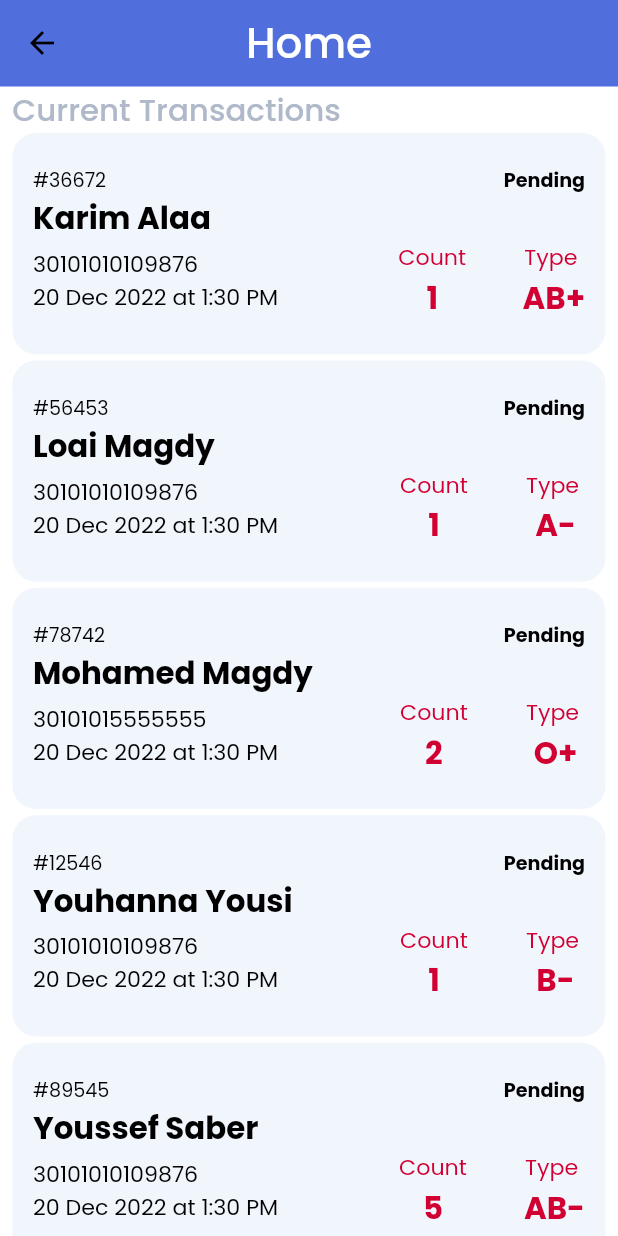
After one commit to muhmagdy/Bloodify, a Flutter app: the InstitutionHome screen opened directly, on a phone screen of 412 x 824 dp. The commit adds this screen. Run offline on Flutter 3.47's test engine with Material 2 defaults, Android fonts, the phone set to English and light mode, and no system bars; our stand-ins replace bloc, conditional_builder_null_safety, dio, flutter_bloc, fluttertoast, geolocator and 4 more; accounts and stored records are empty.

Commit message:
added institution home screen

```diff
--- a/bloodify_front_end/lib/main.dart
+++ b/bloodify_front_end/lib/main.dart
@@ -2,10 +2,12 @@ import 'package:bloc/bloc.dart';
 import 'package:bloodify_front_end/layout/start_layout.dart';
 import 'package:bloodify_front_end/modules/login_UI/User_login/userLogin.dart';
 import 'package:bloodify_front_end/modules/login_UI/institution_login/institutionLogin.dart';
+import 'package:bloodify_front_end/modules/navbar/institution_navbar.dart';
 import 'package:bloodify_front_end/shared/bloc_observer.dart';
 import 'package:bloodify_front_end/shared/network/local/cach_helper.dart';
 import 'package:bloodify_front_end/shared/network/remote/dio_helper.dart';
 import 'package:bloodify_front_end/shared/styles/themes.dart';
+import 'package:flutter/foundation.dart';
 import 'package:flutter/material.dart';
 import 'package:flutter_bloc/flutter_bloc.dart';
 
@@ -39,6 +41,9 @@ class MyApp extends StatelessWidget {
   // This widget is the root of your application.
   @override
   Widget build(BuildContext context) {
+    if (kDebugMode) {
+      return MaterialApp(debugShowCheckedModeBanner: false, home: InstNavBar());
+    }
     return MultiBlocProvider(
         providers: [
           BlocProvider(create: (context) => SignUpCubit()),
--- /dev/null
+++ b/bloodify_front_end/lib/models/transaction.dart
@@ -0,0 +1,12 @@
+class Transaction {
+  int id;
+  String name;
+  String nationalID;
+  DateTime dateTime;
+  int count;
+  String bloodType;
+  String status;
+
+  Transaction(this.id, this.name, this.nationalID, this.dateTime, this.count,
+      this.bloodType, this.status);
+}
--- /dev/null
+++ b/bloodify_front_end/lib/modules/home_UI/institution_home/instHome.dart
@@ -0,0 +1,83 @@
+import 'package:bloodify_front_end/models/transaction.dart';
+import 'package:bloodify_front_end/modules/home_UI/institution_home/widgets/transactionTile.dart';
+import 'package:bloodify_front_end/shared/Constatnt/fonts.dart';
+import 'package:flutter/material.dart';
+
+import '../../../shared/Constatnt/colors.dart';
+
+class InstitutionHome extends StatefulWidget {
+  @override
+  State<InstitutionHome> createState() => _InstitutionHome();
+}
+
+class _InstitutionHome extends State<InstitutionHome> {
+  @override
+  Widget build(BuildContext context) {
+    final isCurrent = true;
+    final transactions = [
+      Transaction(36672, "Karim Alaa", "30101010109876",
+          DateTime(2022, 12, 20, 13, 30), 1, "AB+", "Pending"),
+      Transaction(56453, "Loai Magdy", "30101010109876",
+          DateTime(2022, 12, 20, 13, 30), 1, "A-", "Pending"),
+      Transaction(78742, "Mohamed Magdy", "30101015555555",
+          DateTime(2022, 12, 20, 13, 30), 2, "O+", "Pending"),
+      Transaction(12546, "Youhanna Yousi", "30101010109876",
+          DateTime(2022, 12, 20, 13, 30), 1, "B-", "Pending"),
+      Transaction(89545, "Youssef Saber", "30101010109876",
+          DateTime(2022, 12, 20, 13, 30), 5, "AB-", "Pending"),
+      Transaction(12584, "Youssef Magdy", "30101010109876",
+          DateTime(2022, 12, 20, 13, 30), 2, "B+", "Pending"),
+      Transaction(79846, "Someone Else", "30101010109876",
+          DateTime(2022, 12, 20, 13, 30), 3, "O-", "Pending"),
+    ];
+    final transaction = Transaction(36672, "Karim Alaa", "30101010109876",
+        DateTime(2022, 12, 20, 13, 30), 2, "AB+", "Pending");
+    final double width = MediaQuery.of(context).size.width;
+    final height = MediaQuery.of(context).size.height;
+    return Container(
+        color: blue,
+        child: SafeArea(
+            child: Scaffold(
+          appBar: AppBar(
+            toolbarHeight: 0.07 * height,
+            backgroundColor: blue,
+            centerTitle: true,
+            title: Text(
+              "Home",
+              style: AppHeaderStyle(height, Colors.white),
+            ),
+          ),
+          body: Container(
+            padding: EdgeInsets.only(left: 0.02 * width, right: 0.02 * width),
+            child: RefreshIndicator(
+                triggerMode: RefreshIndicatorTriggerMode.anywhere,
+                color: blue,
+                onRefresh: _pullRefresh,
+                child: ListView(
+                  physics: const ClampingScrollPhysics(
+                      parent: AlwaysScrollableScrollPhysics()),
+                  children: [
+                    Text(
+                      isCurrent
+                          ? "Current Transactions"
+                          : "Previous Transactions",
+                      style: HeadingStyle(height, grey),
+                    ),
+                    // TransactionTile(transaction)
+                    ListView.builder(
+                        physics: const NeverScrollableScrollPhysics(),
+                        shrinkWrap: true,
+                        itemCount: transactions.length,
+                        itemBuilder: (context, index) =>
+                            TransactionTile(transactions[index])),
+                    Container(height: 0.03 * height)
+                  ],
+                )),
+          ),
+        )));
+  }
+
+  Future<void> _pullRefresh() async {
+    setState(() {});
+  }
+}
--- /dev/null
+++ b/bloodify_front_end/lib/modules/home_UI/institution_home/widgets/transactionTile.dart
@@ -0,0 +1,142 @@
+import 'package:bloodify_front_end/models/transaction.dart';
+import 'package:bloodify_front_end/modules/institution/postTransaction.dart';
+import 'package:bloodify_front_end/shared/Constatnt/colors.dart';
+import 'package:bloodify_front_end/shared/Constatnt/fonts.dart';
+import 'package:bloodify_front_end/shared/styles/container.dart';
+import 'package:flutter/material.dart';
+import 'package:intl/intl.dart';
+
+class TransactionTile extends StatefulWidget {
+  final Transaction transaction;
+  const TransactionTile(this.transaction, {super.key});
+
+  @override
+  createState() => _TransactionTile(transaction);
+}
+
+class _TransactionTile extends State<TransactionTile>
+    with TickerProviderStateMixin {
+  late final AnimationController _controller = AnimationController(
+    duration: const Duration(seconds: 10),
+    vsync: this,
+  )..repeat();
+  late final Animation<double> _animation = CurvedAnimation(
+    parent: _controller,
+    curve: Curves.fastOutSlowIn,
+  );
+
+  @override
+  void dispose() {
+    _controller.dispose();
+    super.dispose();
+  }
+
+  _TransactionTile(this.transaction);
+
+  final Transaction transaction;
+  late String dateTime;
+
+  void init() {
+    dateTime = DateFormat("d MMM y 'at' h:m a").format(transaction.dateTime);
+  }
+
+  @override
+  Widget build(BuildContext context) {
+    init();
+    final width = MediaQuery.of(context).size.width;
+    final height = MediaQuery.of(context).size.height;
+    return TileContainer(
+        onTap: () => _onTap(context),
+        width: width,
+        height: height,
+        child: Column(
+          crossAxisAlignment: CrossAxisAlignment.start,
+          children: [
+            Row(
+              mainAxisAlignment: MainAxisAlignment.spaceBetween,
+              children: [
+                Text(
+                  "#${transaction.id}",
+                  style: VerySmallStyle(width, Colors.black),
+                ),
+                Text(
+                  transaction.status,
+                  style: VerySmallBoldStyle(width, Colors.black),
+                )
+              ],
+            ),
+            SizedBox(
+                width: 0.95 * width,
+                child: FittedBox(
+                    alignment: Alignment.centerLeft,
+                    fit: BoxFit.scaleDown,
+                    child: Text(
+                      transaction.name,
+                      textAlign: TextAlign.start,
+                      style: NormalStyle(height, Colors.black),
+                    ))),
+            Row(
+              mainAxisAlignment: MainAxisAlignment.spaceBetween,
+              children: [
+                SizedBox(
+                    width: 0.5 * width,
+                    child: FittedBox(
+                        alignment: Alignment.centerLeft,
+                        fit: BoxFit.scaleDown,
+                        child: Column(
+                          crossAxisAlignment: CrossAxisAlignment.start,
+                          children: [
+                            Text(
+                              transaction.nationalID,
+                              style: SmallStyle(width, Colors.black),
+                            ),
+                            Text(
+                              dateTime,
+                              style: SmallStyle(width, Colors.black),
+                            ),
+                          ],
+                        ))),
+                Column(
+                  children: [
+                    Text("Count", style: SmallStyle(width, red)),
+                    Text(
+                      transaction.count.toString(),
+                      style: NormalStyle(height, red),
+                    )
+                  ],
+                ),
+                Column(
+                  children: [
+                    Text(
+                      "Type ",
+                      style: SmallStyle(width, red),
+                    ),
+                    Text(
+                      transaction.bloodType,
+                      style: NormalStyle(height, red),
+                    )
+                  ],
+                )
+              ],
+            ),
+          ],
+        ));
+  }
+
+  void _onTap(BuildContext context) {
+    Navigator.of(context).push(PageRouteBuilder(
+        pageBuilder: (context, animation, secondaryAnimation) =>
+            PostTransactionWidget(transaction),
+        transitionsBuilder: ((context, animation, secondaryAnimation, child) {
+          const begin = Offset(0.0, 1.0);
+          const end = Offset.zero;
+          const curve = Curves.ease;
+          var tween =
+              Tween(begin: begin, end: end).chain(CurveTween(curve: curve));
+          return SlideTransition(
+            position: animation.drive(tween),
+            child: child,
+          );
+        })));
+  }
+}
--- a/bloodify_front_end/lib/shared/Constatnt/colors.dart
+++ b/bloodify_front_end/lib/shared/Constatnt/colors.dart
@@ -1,3 +1,10 @@
 import 'package:flutter/material.dart';
 
 var defaultColor = Colors.red;
+
+const red = Color.fromARGB(255, 210, 0, 50);
+const grey = Color.fromARGB(255, 176, 185, 202);
+const lightGrey = Color.fromARGB(255, 241, 245, 252);
+const blue = Color.fromARGB(255, 80, 110, 220);
+const middleBlue = Color.fromARGB(255, 106, 133, 222);
+const lightBlue = Color.fromARGB(255, 182, 198, 255);
--- /dev/null
+++ b/bloodify_front_end/lib/shared/Constatnt/fonts.dart
@@ -0,0 +1,135 @@
+import 'package:flutter/material.dart';
+import 'dart:ui';
+import 'package:google_fonts/google_fonts.dart';
+
+TextStyle SafeGoogleFont(
+  String fontFamily, {
+  TextStyle? textStyle,
+  Color? color,
+  Color? backgroundColor,
+  double? fontSize,
+  FontWeight? fontWeight,
+  FontStyle? fontStyle,
+  double? letterSpacing,
+  double? wordSpacing,
+  TextBaseline? textBaseline,
+  double? height,
+  Locale? locale,
+  Paint? foreground,
+  Paint? background,
+  List<Shadow>? shadows,
+  List<FontFeature>? fontFeatures,
+  TextDecoration? decoration,
+  Color? decorationColor,
+  TextDecorationStyle? decorationStyle,
+  double? decorationThickness,
+}) {
+  try {
+    return GoogleFonts.getFont(
+      fontFamily,
+      textStyle: textStyle,
+      color: color,
+      backgroundColor: backgroundColor,
+      fontSize: fontSize,
+      fontWeight: fontWeight,
+      fontStyle: fontStyle,
+      letterSpacing: letterSpacing,
+      wordSpacing: wordSpacing,
+      textBaseline: textBaseline,
+      height: height,
+      locale: locale,
+      foreground: foreground,
+      background: background,
+      shadows: shadows,
+      fontFeatures: fontFeatures,
+      decoration: decoration,
+      decorationColor: decorationColor,
+      decorationStyle: decorationStyle,
+      decorationThickness: decorationThickness,
+    );
+  } catch (ex) {
+    return GoogleFonts.getFont(
+      "Source Sans Pro",
+      textStyle: textStyle,
+      color: color,
+      backgroundColor: backgroundColor,
+      fontSize: fontSize,
+      fontWeight: fontWeight,
+      fontStyle: fontStyle,
+      letterSpacing: letterSpacing,
+      wordSpacing: wordSpacing,
+      textBaseline: textBaseline,
+      height: height,
+      locale: locale,
+      foreground: foreground,
+      background: background,
+      shadows: shadows,
+      fontFeatures: fontFeatures,
+      decoration: decoration,
+      decorationColor: decorationColor,
+      decorationStyle: decorationStyle,
+      decorationThickness: decorationThickness,
+    );
+  }
+}
+
+TextStyle HeadingStyle(double height, Color color) {
+  return SafeGoogleFont('Poppins',
+      fontSize: 0.025 * height,
+      fontWeight: FontWeight.w500,
+      height: 1.5,
+      color: color);
+}
+
+TextStyle AppHeaderStyle(double height, Color color) {
+  return SafeGoogleFont('Poppins',
+      fontSize: 0.034 * height,
+      fontWeight: FontWeight.w500,
+      height: 1.5,
+      color: color);
+}
+
+TextStyle SmallStyle(double width, Color color) {
+  return SafeGoogleFont(
+    'Poppins',
+    fontSize: 0.0359 * width,
+    fontWeight: FontWeight.w400,
+    color: color,
+  );
+}
+
+TextStyle SmallBoldStyle(double width, Color color) {
+  return SafeGoogleFont(
+    'Poppins',
+    fontSize: 0.0359 * width,
+    fontWeight: FontWeight.w700,
+    color: color,
+  );
+}
+
+TextStyle VerySmallStyle(double width, Color color) {
+  return SafeGoogleFont(
+    'Poppins',
+    fontSize: 0.031 * width,
+    fontWeight: FontWeight.w400,
+    color: color,
+  );
+}
+
+TextStyle VerySmallBoldStyle(double width, Color color) {
+  return SafeGoogleFont(
+    'Poppins',
+    fontSize: 0.031 * width,
+    fontWeight: FontWeight.w700,
+    color: color,
+  );
+}
+
+TextStyle NormalStyle(double height, Color color) {
+  return SafeGoogleFont(
+    'Poppins',
+    fontSize: 0.025 * height,
+    fontWeight: FontWeight.w700,
+    color: color,
+  );
+}
--- /dev/null
+++ b/bloodify_front_end/lib/shared/styles/container.dart
@@ -0,0 +1,19 @@
+import 'package:bloodify_front_end/shared/Constatnt/colors.dart';
+import 'package:flutter/material.dart';
+import 'package:flutter/widgets.dart';
+
+Widget TileContainer({height, width, child, onTap}) {
+  return GestureDetector(
+      onTap: onTap,
+      child: Container(
+          margin: EdgeInsets.only(bottom: 0.005 * height),
+          padding: EdgeInsets.fromLTRB(
+              width / 30, 0.027 * height, width / 30, 0.027 * height),
+          width: double.infinity,
+          // height: 93 * fem,
+          decoration: BoxDecoration(
+            color: lightGrey,
+            borderRadius: BorderRadius.circular(width / 26),
+          ),
+          child: child));
+}
--- a/bloodify_front_end/pubspec.yaml
+++ b/bloodify_front_end/pubspec.yaml
@@ -47,6 +47,8 @@ dependencies:
   intl: ^0.17.0
   geolocator: ^9.0.2
   http: ^0.13.5
+  google_fonts: ^3.0.1
+  persistent_bottom_nav_bar: any
 dev_dependencies:
   flutter_test:
     sdk: flutter
```
Also changed, not shown: bloodify_front_end/lib/modules/institution/postTransaction.dart (added, +33 -0 lines), bloodify_front_end/lib/modules/navbar/institution_navbar.dart (added, +165 -0 lines).
